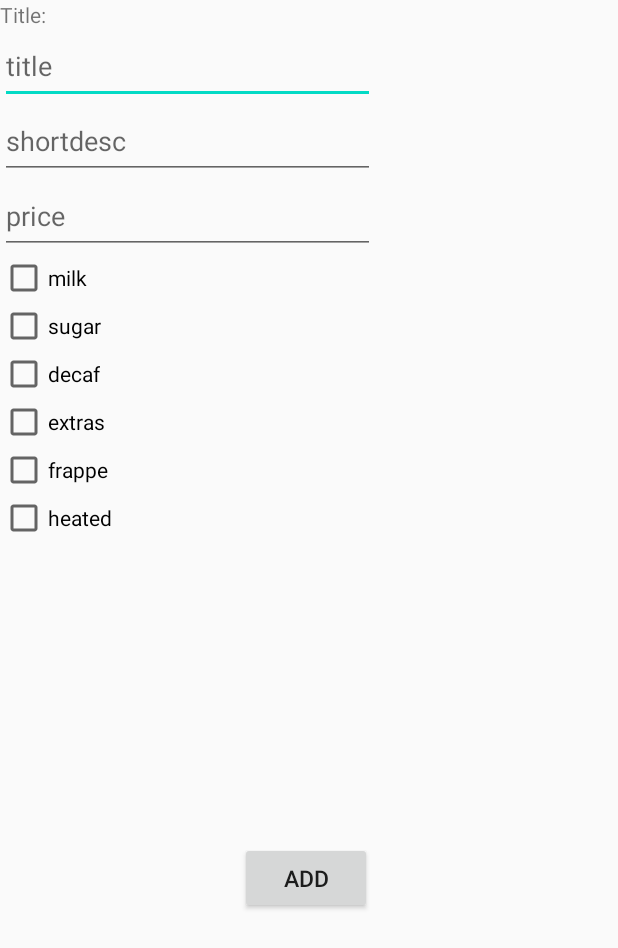
After one commit to EmilyJadeCarter/Beverage_Booker_Staff, an Android app: the ItemFormActivity screen opened directly, with no data from a screen before it, on a phone screen of 412 x 824 dp. The commit adds this screen. Shown: the top 948 px of the screen. Run offline under Robolectric (Android 15) with nearby library versions, the phone set to English and light mode, and no system bars; network calls fail.

Commit message:
Progression on the add menu item
added most of the new screens that will be needed as well as linked some stuff up and a basic check on title when add is clicked in ItemFormActivity. It all works so far - shoudn't be much issue with the rest of the implementation.

```diff
--- a/app/src/main/AndroidManifest.xml
+++ b/app/src/main/AndroidManifest.xml
@@ -21,6 +21,8 @@
             <!-- android:parentActivityName=".Staff_App.Activities.ViewActiveOrdersActivity" -->
         </activity>
         <activity android:name=".Staff_App.Activities.ViewActiveOrdersActivity" />
+        <activity android:name=".Staff_App.Activities.ItemTypeSelectionActivity" />
+        <activity android:name=".Staff_App.Activities.ItemFormActivity" />
         <activity android:name=".Staff_App.Activities.MainActivity">
             <intent-filter>
                 <action android:name="android.intent.action.MAIN" />
--- /dev/null
+++ b/app/src/main/java/com/example/beverage_booker_staff/Staff_App/Activities/ItemFormActivity.java
@@ -0,0 +1,75 @@
+package com.example.beverage_booker_staff.Staff_App.Activities;
+
+import android.content.Intent;
+import android.os.Bundle;
+import android.text.Editable;
+import android.text.TextWatcher;
+import android.view.View;
+import android.widget.Button;
+import android.widget.CheckBox;
+import android.widget.EditText;
+
+import androidx.appcompat.app.AppCompatActivity;
+
+import com.example.beverage_booker_staff.R;
+
+public class ItemFormActivity extends AppCompatActivity {
+
+    private Button foodMenuButton;
+
+    EditText title;
+    EditText shortdesc;
+    EditText price;
+
+    CheckBox milkStatus;
+    CheckBox sugarStatus;
+    CheckBox decafStatus;
+    CheckBox extrasStatus;
+    CheckBox frappeStatus;
+    CheckBox heatedStatus;
+
+    Button addButton;
+
+    String itemTitle;
+
+    //TODO make the titles for each thing in the item form a proper colour and
+    // make them larger. All works up to here - title will have to be checked against
+    // the db to make sure its not already existent. Shortdesc all the way down to
+    // heated status needs to be linked up and a new request in the api will have to be
+    // created for the creation of a new item. itemType needs to do something not sure what
+    // but maybe there is a way to hide things so then there is only some stuff shown,
+    // e.g. if itemType == food then disable all the options to do with beverages
+    // (this could be bad might cause problems with spacing between things - research needed) or
+    // make a new page for it since that wouldn't be too time consuming either.
+
+
+    @Override
+    protected void onCreate(Bundle savedInstanceState) {
+        super.onCreate(savedInstanceState);
+        setContentView(R.layout.activity_item_form);
+
+        Intent intent = getIntent();
+        String itemType = intent.getStringExtra(ItemTypeSelectionActivity.ITEM_TYPE);
+
+        title = findViewById(R.id.editTextTitle);
+
+        addButton = findViewById(R.id.addButton);
+        addButton.setOnClickListener(new View.OnClickListener() {
+            @Override
+            public void onClick(View v) {
+                checkTitle();
+            }
+        });
+    }
+
+    private void checkTitle() {
+        itemTitle = title.getText().toString().trim();
+
+        // make sure its not empty
+        if (itemTitle.isEmpty()) {
+            title.setError("ID is required");
+            title.requestFocus();
+            return;
+        }
+    }
+}
--- /dev/null
+++ b/app/src/main/res/layout/activity_item_form.xml
@@ -0,0 +1,77 @@
+<?xml version="1.0" encoding="utf-8"?>
+<LinearLayout xmlns:android="http://schemas.android.com/apk/res/android"
+    android:layout_width="match_parent"
+    android:layout_height="match_parent"
+    android:orientation="vertical">
+
+    <TextView
+        android:layout_width="wrap_content"
+        android:layout_height="wrap_content"
+        android:text="Title: " />
+
+    <EditText
+        android:id="@+id/editTextTitle"
+        android:layout_width="250dp"
+        android:layout_height="50dp"
+        android:hint="title" />
+
+    <EditText
+        android:id="@+id/editTextShortDesc"
+        android:layout_width="250dp"
+        android:layout_height="50dp"
+        android:hint="shortdesc" />
+
+    <EditText
+        android:id="@+id/editTextPrice"
+        android:layout_width="250dp"
+        android:layout_height="50dp"
+        android:hint="price" />
+
+    <CheckBox
+        android:id="@+id/milkOption"
+        android:layout_width="wrap_content"
+        android:layout_height="wrap_content"
+        android:text="milk" />
+
+    <CheckBox
+        android:id="@+id/sugarOption"
+        android:layout_width="wrap_content"
+        android:layout_height="wrap_content"
+        android:text="sugar" />
+
+    <CheckBox
+        android:id="@+id/decafOption"
+        android:layout_width="wrap_content"
+        android:layout_height="wrap_content"
+        android:text="decaf" />
+
+    <CheckBox
+        android:id="@+id/extrasOption"
+        android:layout_width="wrap_content"
+        android:layout_height="wrap_content"
+        android:text="extras" />
+
+    <CheckBox
+        android:id="@+id/frappeOption"
+        android:layout_width="wrap_content"
+        android:layout_height="wrap_content"
+        android:text="frappe" />
+
+    <CheckBox
+        android:id="@+id/heatedOption"
+        android:layout_width="wrap_content"
+        android:layout_height="wrap_content"
+        android:text="heated" />
+
+    <Button
+        android:id="@+id/addButton"
+        android:layout_width="wrap_content"
+        android:layout_height="wrap_content"
+        android:layout_marginStart="160dp"
+        android:layout_marginLeft="160dp"
+        android:layout_marginTop="200dp"
+        android:text="Add"
+        android:textSize="15dp" />
+
+
+</LinearLayout>
```
Also changed, not shown: app/src/main/java/com/example/beverage_booker_staff/Staff_App/Activities/BrowseMenuActivity.java (+5 -3 lines), app/src/main/java/com/example/beverage_booker_staff/Staff_App/Activities/ItemTypeSelectionActivity.java (added, +55 -0 lines), app/src/main/java/com/example/beverage_booker_staff/Staff_App/Models/MenuItem.java (+6 -1 lines), app/src/main/res/layout/activity_item_type_selection.xml (added, +31 -0 lines).
